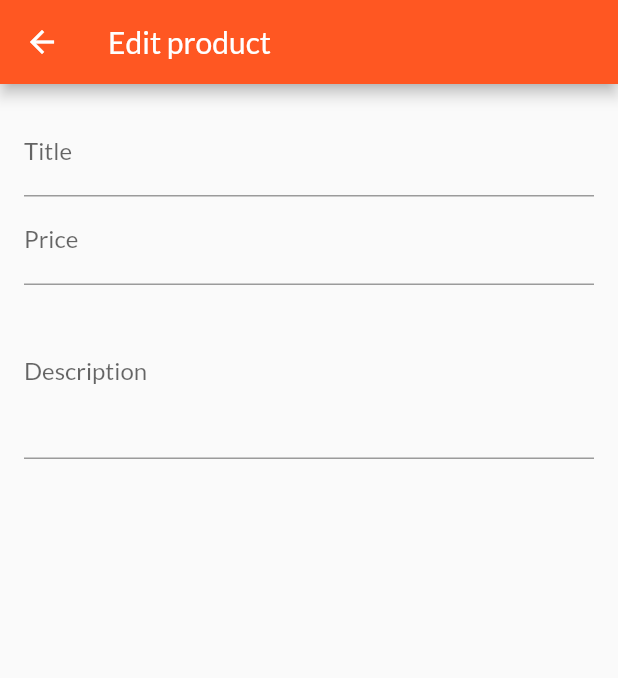
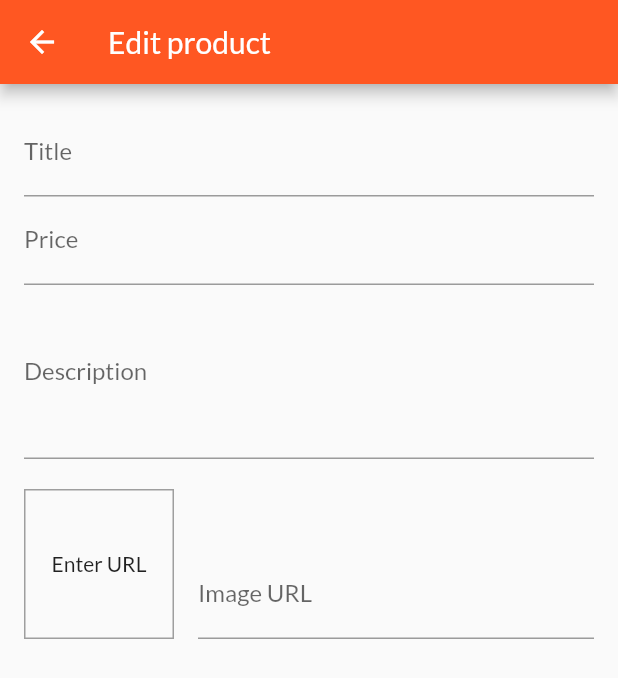
Before and after one commit to jakubjaran/shop_app, a Flutter app: the EditProductScreen screen opened by its route, on a phone screen of 412 x 824 dp. Shown: the top 678 px of the screen. Run offline on Flutter 3.47's test engine with Material 2 defaults, Android fonts, the phone set to English and light mode, and no system bars; network calls fail.

Commit message:
Added image url field with image preview

```diff
--- a/lib/screens/edit_product_screen.dart
+++ b/lib/screens/edit_product_screen.dart
@@ -10,13 +10,28 @@ class EditProductScreen extends StatefulWidget {
 class _EditProductScreenState extends State<EditProductScreen> {
   final _priceFocusNode = FocusNode();
   final _descriptionFocusNode = FocusNode();
+  final _imageUrlFocusNode = FocusNode();
+  final _imageUrlController = TextEditingController();
+
+  @override
+  void initState() {
+    _imageUrlFocusNode.addListener(_updateImageUrl);
+    super.initState();
+  }
 
   @override
   void dispose() {
-    // clear FocusNodes to avoid memory leak
+    // clear FocusNodes and controllers to avoid memory leak
+    _imageUrlController.removeListener(_updateImageUrl);
     _priceFocusNode.dispose();
     _descriptionFocusNode.dispose();
+    _imageUrlFocusNode.dispose();
+    _imageUrlController.dispose();
     super.dispose();
+  }
+
+  void _updateImageUrl() {
+    setState(() {});
   }
 
   @override
@@ -51,6 +66,38 @@ class _EditProductScreenState extends State<EditProductScreen> {
                   maxLines: 4,
                   focusNode: _descriptionFocusNode,
                 ),
+                Row(
+                  crossAxisAlignment: CrossAxisAlignment.end,
+                  children: [
+                    Container(
+                      margin: EdgeInsets.only(top: 20, right: 16),
+                      width: 100,
+                      height: 100,
+                      decoration: BoxDecoration(
+                        border: Border.all(
+                          width: 1,
+                          color: Colors.grey,
+                        ),
+                      ),
+                      child: _imageUrlController.text.isEmpty
+                          ? Center(
+                              child: Text('Enter URL'),
+                            )
+                          : FittedBox(
+                              child: Image.network(_imageUrlController.text),
+                              fit: BoxFit.cover,
+                            ),
+                    ),
+                    Expanded(
+                      child: TextFormField(
+                        decoration: InputDecoration(labelText: 'Image URL'),
+                        textInputAction: TextInputAction.done,
+                        focusNode: _imageUrlFocusNode,
+                        controller: _imageUrlController,
+                      ),
+                    )
+                  ],
+                )
               ],
             ),
           ),
```
